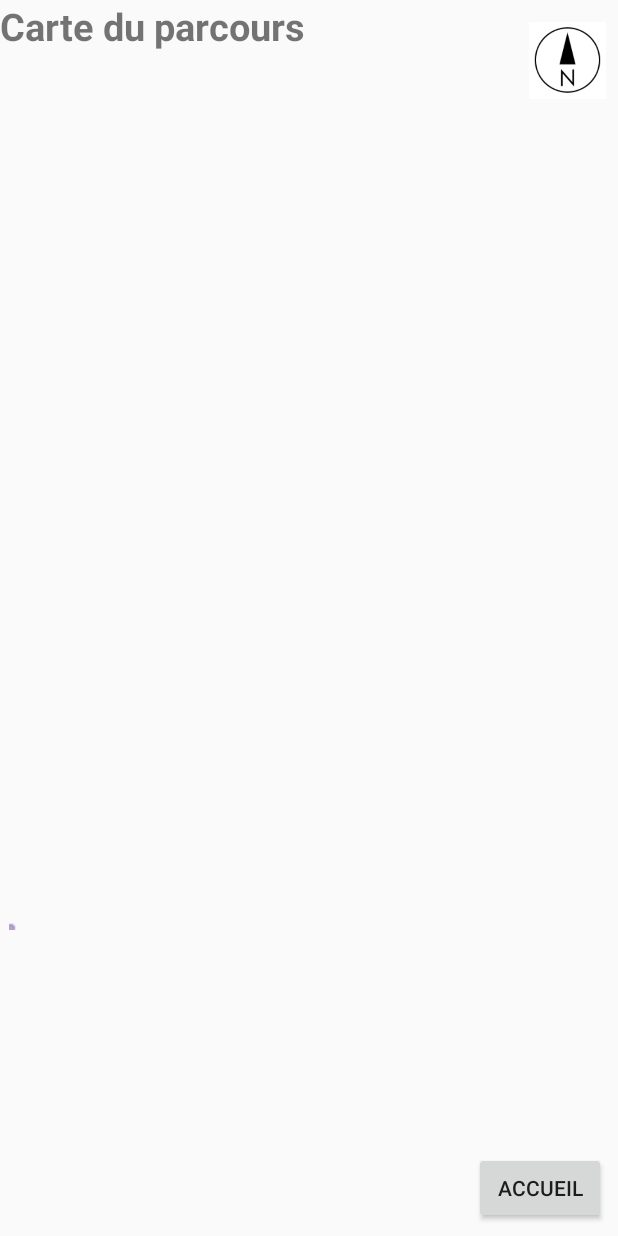
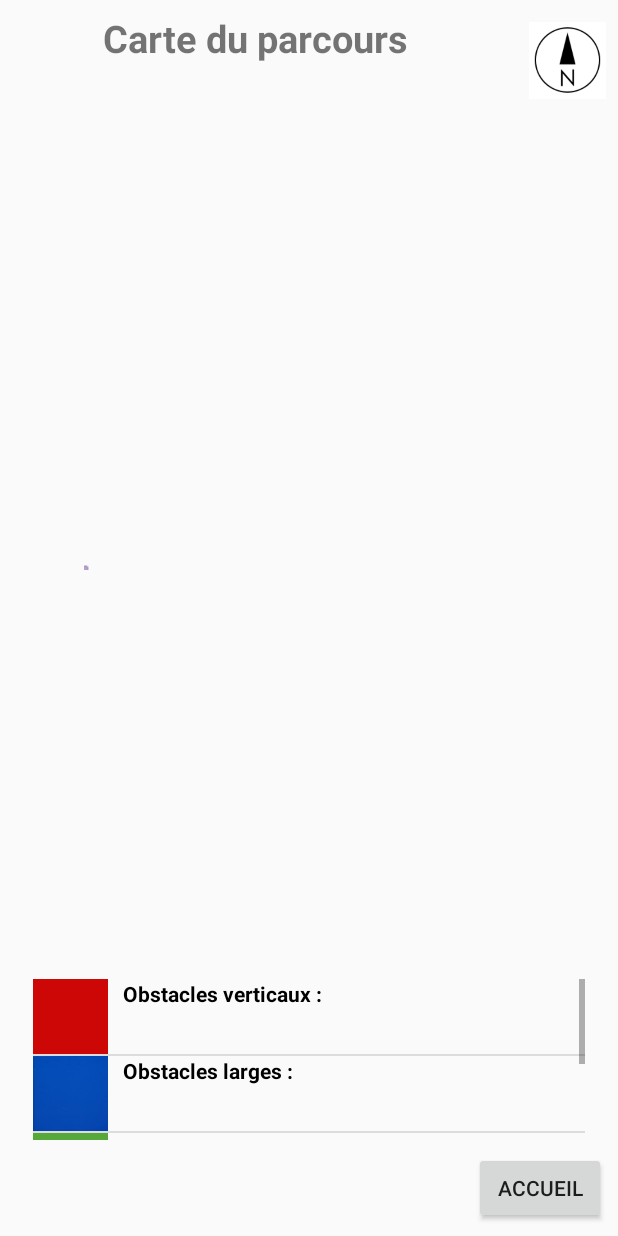
Before and after one commit to DylanBrault/ProjetIngenieurHOJA, an Android app: the EnregistrementParcours screen opened directly, with no data from a screen before it, after a tap on "FINIR PARCOURS", on a phone screen of 412 x 824 dp. Run offline under Robolectric (Android 15) with nearby library versions, the light colour scheme and no system bars; 3 statements that could not run were skipped; 3 other taps on this screen came first.

Commit message:
Ajout Legend sur la carte

```diff
--- a/Compass/app/src/main/java/com/example/timotemalherbe/compass/Carte.java
+++ b/Compass/app/src/main/java/com/example/timotemalherbe/compass/Carte.java
@@ -15,15 +15,16 @@ import android.support.v7.widget.Toolbar;
 import android.util.Log;
 import android.view.View;
 import android.widget.ImageView;
-
-import com.example.timotemalherbe.compass.EnregistrementParcours;
+import android.widget.ListView;
 
 import java.util.ArrayList;
 import java.util.Collection;
 import java.util.Collections;
+import java.util.List;
 import java.util.Random;
 
 public class Carte extends AppCompatActivity {
+
 
     ArrayList mPointX;
     ArrayList mPointY;
@@ -98,6 +99,26 @@ public class Carte extends AppCompatActivity {
             }
         }
         imageView.setImageBitmap(bitmap);
+
+        ListView mListView2;
+
+        List<Obstacle> legends= new ArrayList<Obstacle>();
+
+        mListView2 = (ListView) findViewById(R.id.listView2);
+        mListView2.setClickable(false);
+
+        Obstacle oVerticaux=new Obstacle(R.drawable.rouge,"Obstacles verticaux :"," ");
+        Obstacle oLarges=new Obstacle(R.drawable.bleu,"Obstacles larges : "," ");
+        Obstacle oVolee=new Obstacle(R.drawable.vert,"Obstacles de volée : "," ");
+        Obstacle oNaturels=new Obstacle(R.drawable.jaune,"Obstacles naturels : "," ");
+
+        legends.add(oVerticaux);
+        legends.add(oLarges);
+        legends.add(oVolee);
+        legends.add(oNaturels);
+
+        ObstacleViewAdapter adapter2 = new ObstacleViewAdapter(this, legends);
+        mListView2.setAdapter(adapter2);
     }
 
     public void accueil(View v){
--- a/Compass/app/src/main/java/com/example/timotemalherbe/compass/EnregistrementParcours.java
+++ b/Compass/app/src/main/java/com/example/timotemalherbe/compass/EnregistrementParcours.java
@@ -107,7 +107,7 @@ public class EnregistrementParcours extends AppCompatActivity implements SensorE
         mListView.setOnItemClickListener(new AdapterView.OnItemClickListener() {
             @Override
             public void onItemClick(AdapterView<?> adapterView, View view, int i, long l) {
-                mTypeObstacles.add(obstacles.get(i).getImage_obstacle());
+                mTypeObstacles.add(obstacles.get(i).getType_obstacle());
                 mObstaclesX.add(x);
                 mObstaclesY.add(y);
             }
@@ -186,10 +186,10 @@ public class EnregistrementParcours extends AppCompatActivity implements SensorE
 
         //Initialization of the ViewHolder
         mListView = findViewById(R.id.listView);
-        Obstacle oVerticaux=new Obstacle(0,"Obstacles verticaux :","Constituants un plan vertical pouvant atteindre 1m60 de haut. Il existe différents types : droits, barrières, murs, palanques.");
-        Obstacle oLarges=new Obstacle(1,"Obstacles larges : ","Construits sur le plan horizontal et vertical. Ils peuvent être larges de 2m. Egalement, il existe plusieurs types : oxers, spas (en forme de A).");
-        Obstacle oVolee=new Obstacle(2,"Obstacles de volée : ","Ces obstacles souvent très larges nécessitent de la vitesse. Taille ? On distingue les rivières les bull-finches et certains spas.");
-        Obstacle oNaturels=new Obstacle(3,"Obstacles naturels : ","Ils sont propres au terrain et exploitent le relief de celui-ci. Ainsi, on peut rencontrer des bidets, des troncs, des trous, des talus, des contre hauts et contre bas.");
+        Obstacle oVerticaux=new Obstacle(R.drawable.att,"Obstacles verticaux :","Constituants un plan vertical pouvant atteindre 1m60 de haut. Il existe différents types : droits, barrières, murs, palanques.");
+        Obstacle oLarges=new Obstacle(R.drawable.att,"Obstacles larges : ","Construits sur le plan horizontal et vertical. Ils peuvent être larges de 2m. Egalement, il existe plusieurs types : oxers, spas (en forme de A).");
+        Obstacle oVolee=new Obstacle(R.drawable.att,"Obstacles de volée : ","Ces obstacles souvent très larges nécessitent de la vitesse. Taille ? On distingue les rivières les bull-finches et certains spas.");
+        Obstacle oNaturels=new Obstacle(R.drawable.att,"Obstacles naturels : ","Ils sont propres au terrain et exploitent le relief de celui-ci. Ainsi, on peut rencontrer des bidets, des troncs, des trous, des talus, des contre hauts et contre bas.");
         obstacles.add(oVerticaux);
         obstacles.add(oLarges);
         obstacles.add(oVolee);
@@ -320,7 +320,7 @@ public class EnregistrementParcours extends AppCompatActivity implements SensorE
                         alertDialog2.setNeutralButton("OK",
                                 new DialogInterface.OnClickListener() {
                                     public void onClick(DialogInterface dialog, int which) {
-                                        Obstacle o=new Obstacle(obstacles.size(),input.getText().toString(),input2.getText().toString());
+                                        Obstacle o=new Obstacle(R.drawable.att,input.getText().toString(),input2.getText().toString());
                                         obstacles.add(o);
                                     }
                                 }
--- a/Compass/app/src/main/java/com/example/timotemalherbe/compass/ObstacleViewAdapter.java
+++ b/Compass/app/src/main/java/com/example/timotemalherbe/compass/ObstacleViewAdapter.java
@@ -40,7 +40,7 @@ public class ObstacleViewAdapter extends ArrayAdapter<Obstacle> {
 
         viewHolder.type_obstacle.setText(obstacle.getType_obstacle());
         viewHolder.distance_obstacle.setText(obstacle.getDistance_obstacle());
-        //viewHolder.image_obstacle.setImageDrawable(obstacle.get);
+        viewHolder.image_obstacle.setImageResource(obstacle.getImage_obstacle());
 
         return convertView;
     }
--- a/Compass/app/src/main/res/layout/activity_carte.xml
+++ b/Compass/app/src/main/res/layout/activity_carte.xml
@@ -6,17 +6,6 @@
     android:layout_width="match_parent"
     android:layout_height="match_parent"
     tools:context="com.example.timotemalherbe.compass.Carte">
-
-    <ImageView
-        android:id="@+id/image"
-        android:layout_width="match_parent"
-        android:layout_height="400dp"
-        android:layout_marginBottom="8dp"
-        android:layout_marginTop="8dp"
-        app:layout_constraintBottom_toTopOf="@+id/Accueil"
-        app:layout_constraintTop_toBottomOf="@+id/imageView"
-        app:srcCompat="@android:color/white"
-        tools:layout_editor_absoluteX="0dp" />
 
     <Button
         android:id="@+id/Accueil"
@@ -45,10 +34,40 @@
         android:id="@+id/textView"
         android:layout_width="215dp"
         android:layout_height="44dp"
+        android:layout_marginEnd="8dp"
+        android:layout_marginStart="8dp"
+        android:layout_marginTop="8dp"
         android:text="Carte du parcours"
         android:textSize="25dp"
         android:textStyle="bold"
-        tools:layout_editor_absoluteX="16dp"
-        tools:layout_editor_absoluteY="26dp" />
+        app:layout_constraintEnd_toStartOf="@+id/imageView"
+        app:layout_constraintStart_toStartOf="parent"
+        app:layout_constraintTop_toTopOf="parent" />
+
+    <ImageView
+        android:id="@+id/image"
+        android:layout_width="360dp"
+        android:layout_height="300dp"
+        android:layout_marginBottom="8dp"
+        android:layout_marginEnd="8dp"
+        android:layout_marginStart="8dp"
+        android:layout_marginTop="8dp"
+        app:layout_constraintBottom_toTopOf="@+id/listView"
+        app:layout_constraintEnd_toEndOf="parent"
+        app:layout_constraintStart_toStartOf="parent"
+        app:layout_constraintTop_toBottomOf="@+id/imageView"
+        app:layout_constraintVertical_bias="1.0"
+        app:srcCompat="@android:color/white" />
+
+    <ListView
+        android:id="@+id/listView2"
+        android:layout_width="368dp"
+        android:layout_height="107dp"
+        android:layout_marginBottom="8dp"
+        android:layout_marginEnd="8dp"
+        android:layout_marginStart="8dp"
+        app:layout_constraintBottom_toTopOf="@+id/Accueil"
+        app:layout_constraintEnd_toEndOf="parent"
+        app:layout_constraintStart_toStartOf="parent" />
 
 </android.support.constraint.ConstraintLayout>
--- a/Compass/app/src/main/res/layout/row_obstacle.xml
+++ b/Compass/app/src/main/res/layout/row_obstacle.xml
@@ -1,5 +1,5 @@
 <?xml version="1.0" encoding="utf-8"?>
-<LinearLayout xmlns:android="http://schemas.android.com/apk/res/android"
+<RelativeLayout xmlns:android="http://schemas.android.com/apk/res/android"
     xmlns:tools="http://schemas.android.com/tools"
     android:orientation="vertical"
     android:layout_width="match_parent"
@@ -29,4 +29,4 @@
         tools:text="Distance Inter-obstacle" />
 
 
-</LinearLayout>
+</RelativeLayout>
```
Also changed, not shown: Compass/app/src/main/res/drawable/att.png (added), Compass/app/src/main/res/drawable/bleu.jpg (added), Compass/app/src/main/res/drawable/jaune.jpg (added), Compass/app/src/main/res/drawable/rouge.jpg (added), Compass/app/src/main/res/drawable/vert.jpg (added).
